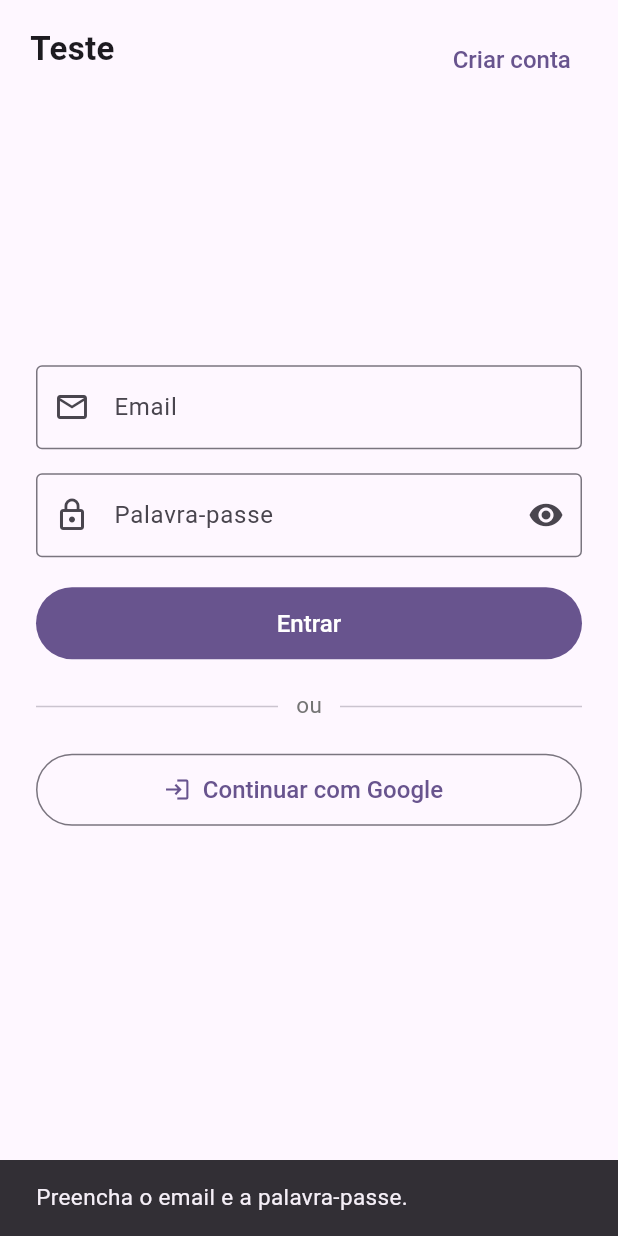
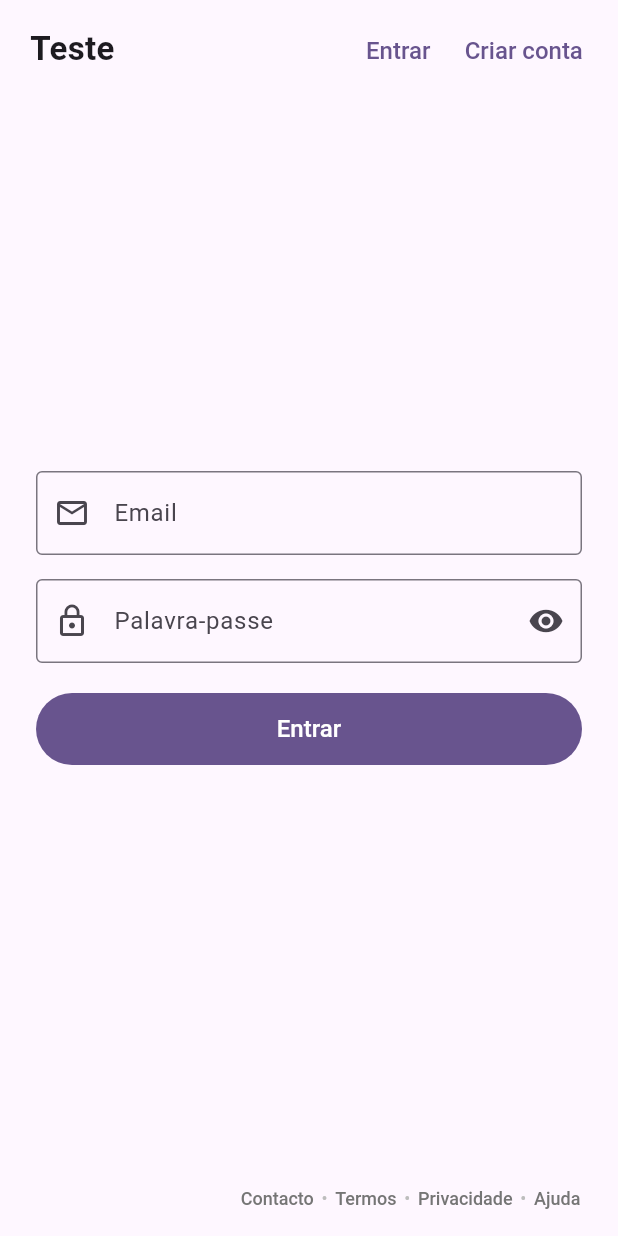
Before and after one commit to ginho83-wq/teste, a Flutter app: the screen it shows after launch, after a tap on "Entrar", on a phone screen of 412 x 824 dp. Run offline on Flutter 3.47's test engine with Material 3 defaults, Android fonts, the phone set to English and light mode, and no system bars; our stand-ins replace file_picker, go_router, supabase_flutter; accounts and stored records are empty.

Commit message:
Atualizar aplicação

```diff
--- a/lib/app/router.dart
+++ b/lib/app/router.dart
@@ -6,6 +6,7 @@ import 'package:supabase_flutter/supabase_flutter.dart';
 
 import '../pages/acervo_resultados_page.dart';
 import '../pages/admin_obras_page.dart';
+import '../pages/ajuda_page.dart';
 import '../pages/auth_callback_page.dart';
 import '../pages/cadastro_page.dart';
 import '../pages/contacto_page.dart';
@@ -57,9 +58,11 @@ final GoRouter router = GoRouter(
       '/politica-privacidade',
       '/cookies',
       '/contacto',
+      '/ajuda',
     };
 
-    final rotaPublica = rotasPublicas.contains(caminho);
+    final rotaPublica =
+    rotasPublicas.contains(caminho);
 
     // Se não estiver autenticado, só pode acessar
     // as rotas públicas.
@@ -82,6 +85,7 @@ final GoRouter router = GoRouter(
     // =====================================================
     // LOGIN
     // =====================================================
+
     GoRoute(
       path: '/login',
       builder: (context, state) {
@@ -92,6 +96,7 @@ final GoRouter router = GoRouter(
     // =====================================================
     // CADASTRO
     // =====================================================
+
     GoRoute(
       path: '/cadastro',
       builder: (context, state) {
@@ -102,6 +107,7 @@ final GoRouter router = GoRouter(
     // =====================================================
     // CALLBACK DE AUTENTICAÇÃO
     // =====================================================
+
     GoRoute(
       path: '/auth/callback',
       builder: (context, state) {
@@ -112,6 +118,7 @@ final GoRouter router = GoRouter(
     // =====================================================
     // HOME
     // =====================================================
+
     GoRoute(
       path: '/',
       builder: (context, state) {
@@ -122,6 +129,7 @@ final GoRouter router = GoRouter(
     // =====================================================
     // MINHA CONTA
     // =====================================================
+
     GoRoute(
       path: '/minha-conta',
       builder: (context, state) {
@@ -132,6 +140,7 @@ final GoRouter router = GoRouter(
     // =====================================================
     // CONFIGURAÇÕES
     // =====================================================
+
     GoRoute(
       path: '/configuracoes',
       builder: (context, state) {
@@ -142,6 +151,7 @@ final GoRouter router = GoRouter(
     // =====================================================
     // PUBLICAR OBRA
     // =====================================================
+
     GoRoute(
       path: '/publicar',
       builder: (context, state) {
@@ -152,6 +162,7 @@ final GoRouter router = GoRouter(
     // =====================================================
     // HISTÓRICO DE OBRAS CONSULTADAS
     // =====================================================
+
     GoRoute(
       path: '/historico-obras',
       builder: (context, state) {
@@ -162,6 +173,7 @@ final GoRouter router = GoRouter(
     // =====================================================
     // ACERVO
     // =====================================================
+
     GoRoute(
       path: '/acervo',
       builder: (context, state) {
@@ -177,6 +189,7 @@ final GoRouter router = GoRouter(
     // =====================================================
     // PESQUISA
     // =====================================================
+
     GoRoute(
       path: '/search/:query',
       builder: (context, state) {
@@ -192,6 +205,7 @@ final GoRouter router = GoRouter(
     // =====================================================
     // CATEGORIA
     // =====================================================
+
     GoRoute(
       path: '/categoria/:tipo',
       builder: (context, state) {
@@ -207,6 +221,7 @@ final GoRouter router = GoRouter(
     // =====================================================
     // ADMINISTRAÇÃO
     // =====================================================
+
     GoRoute(
       path: '/admin-obras',
       builder: (context, state) {
@@ -217,6 +232,7 @@ final GoRouter router = GoRouter(
     // =====================================================
     // TERMOS
     // =====================================================
+
     GoRoute(
       path: '/termos',
       builder: (context, state) {
@@ -227,6 +243,7 @@ final GoRouter router = GoRouter(
     // =====================================================
     // POLÍTICA DE PRIVACIDADE
     // =====================================================
+
     GoRoute(
       path: '/politica-privacidade',
       builder: (context, state) {
@@ -237,6 +254,7 @@ final GoRouter router = GoRouter(
     // =====================================================
     // COOKIES
     // =====================================================
+
     GoRoute(
       path: '/cookies',
       builder: (context, state) {
@@ -247,11 +265,23 @@ final GoRouter router = GoRouter(
     // =====================================================
     // CONTACTO
     // =====================================================
+
     GoRoute(
       path: '/contacto',
       builder: (context, state) {
         return const ContactoPage();
       },
     ),
+
+    // =====================================================
+    // AJUDA
+    // =====================================================
+
+    GoRoute(
+      path: '/ajuda',
+      builder: (context, state) {
+        return const AjudaPage();
+      },
+    ),
   ],
 );
--- a/lib/pages/login_page.dart
+++ b/lib/pages/login_page.dart
@@ -1,6 +1,7 @@
 import 'package:flutter/material.dart';
 import 'package:go_router/go_router.dart';
 import 'package:supabase_flutter/supabase_flutter.dart';
+
 import '../services/auth_service.dart';
 
 class LoginPage extends StatefulWidget {
@@ -27,6 +28,9 @@ class _LoginPageState extends State<LoginPage> {
 
   bool _carregando = false;
   bool _mostrarSenha = false;
+
+  // Controla se os campos de email e palavra-passe aparecem.
+  bool _mostrarFormulario = false;
 
   // ============================================================
   // LOGIN COM EMAIL E PALAVRA-PASSE
@@ -82,7 +86,7 @@ class _LoginPageState extends State<LoginPage> {
       await AuthService.instancia.entrarComGoogle();
 
       // O Google redireciona para /auth/callback.
-      // O GoRouter trata a sessão e encaminha para /home.
+      // O GoRouter trata a sessão e encaminha para a página principal.
     } on AuthException catch (e) {
       _mostrarMensagem(e.message);
 
@@ -105,6 +109,18 @@ class _LoginPageState extends State<LoginPage> {
   }
 
   // ============================================================
+  // ABRIR FORMULÁRIO DE LOGIN
+  // ============================================================
+
+  void _abrirFormularioLogin() {
+    if (_carregando) return;
+
+    setState(() {
+      _mostrarFormulario = true;
+    });
+  }
+
+  // ============================================================
   // MENSAGEM
   // ============================================================
 
@@ -114,6 +130,50 @@ class _LoginPageState extends State<LoginPage> {
     ScaffoldMessenger.of(context).showSnackBar(
       SnackBar(
         content: Text(mensagem),
+      ),
+    );
+  }
+
+  // ============================================================
+  // LINKS DO RODAPÉ
+  // ============================================================
+
+  Widget _linkRodape(
+      BuildContext context,
+      String texto,
+      String rota,
+      ) {
+    return TextButton(
+      onPressed: _carregando
+          ? null
+          : () {
+        context.push(rota);
+      },
+      style: TextButton.styleFrom(
+        padding: const EdgeInsets.symmetric(
+          horizontal: 5,
+          vertical: 4,
+        ),
+        minimumSize: Size.zero,
+        tapTargetSize: MaterialTapTargetSize.shrinkWrap,
+      ),
+      child: Text(
+        texto,
+        style: TextStyle(
+          color: Colors.grey.shade600,
+          fontSize: 12,
+          fontWeight: FontWeight.w500,
+        ),
+      ),
+    );
+  }
+
+  Widget _separadorRodape() {
+    return Text(
+      '•',
+      style: TextStyle(
+        color: Colors.grey.shade400,
+        fontSize: 12,
       ),
     );
   }
@@ -135,12 +195,14 @@ class _LoginPageState extends State<LoginPage> {
 
   @override
   Widget build(BuildContext context) {
+    final theme = Theme.of(context);
+
     return Scaffold(
       body: SafeArea(
         child: Stack(
           children: [
             // ==================================================
-            // NOME DO WEB — CANTO SUPERIOR ESQUERDO
+            // NOME DO SITE — CANTO SUPERIOR ESQUERDO
             // ==================================================
 
             Positioned(
@@ -151,34 +213,41 @@ class _LoginPageState extends State<LoginPage> {
                 style: TextStyle(
                   fontSize: 22,
                   fontWeight: FontWeight.bold,
-                  color: Theme.of(context)
-                      .colorScheme
-                      .onSurface,
+                  color: theme.colorScheme.onSurface,
                 ),
               ),
             ),
 
             // ==================================================
-            // CRIAR CONTA — CANTO SUPERIOR DIREITO
+            // ENTRAR + CRIAR CONTA — CANTO SUPERIOR DIREITO
             // ==================================================
 
             Positioned(
-              top: 16,
-              right: 20,
-              child: TextButton(
+              top: 10,
+              right: 12,
+              child: Row(
+                mainAxisSize: MainAxisSize.min,
+                children: [
+                  TextButton(
+                    onPressed: _carregando
+                        ? null
+                        : _abrirFormularioLogin,
+                    child: const Text('Entrar'),
+                  ),
+                  TextButton(
                     onPressed: _carregando
                         ? null
                         : () {
                       context.go('/cadastro');
                     },
-                child: const Text(
-                  'Criar conta',
+                    child: const Text('Criar conta'),
                   ),
+                ],
               ),
             ),
 
             // ==================================================
-            // FORMULÁRIO CENTRAL
+            // CONTEÚDO CENTRAL
             // ==================================================
 
             Center(
@@ -186,14 +255,103 @@ class _LoginPageState extends State<LoginPage> {
                 constraints: const BoxConstraints(
                   maxWidth: 420,
                 ),
-                child: ScrollConfiguration(
-                  behavior:
-                  ScrollConfiguration.of(context).copyWith(
-                    scrollbars: false,
-                  ),
                 child: SingleChildScrollView(
                   padding: const EdgeInsets.all(24),
-                    child: Column(
+                  child: AnimatedSwitcher(
+                    duration: const Duration(
+                      milliseconds: 200,
+                    ),
+                    child: _mostrarFormulario
+                        ? _buildFormularioLogin(theme)
+                        : _buildLoginInicial(theme),
+                  ),
+                ),
+              ),
+            ),
+
+            // ==================================================
+            // LINKS INSTITUCIONAIS — CANTO INFERIOR DIREITO
+            // ==================================================
+
+            Positioned(
+              right: 20,
+              bottom: 14,
+              child: Wrap(
+                alignment: WrapAlignment.end,
+                crossAxisAlignment:
+                WrapCrossAlignment.center,
+                children: [
+                  _linkRodape(
+                    context,
+                    'Contacto',
+                    '/contacto',
+                  ),
+                  _separadorRodape(),
+                  _linkRodape(
+                    context,
+                    'Termos',
+                    '/termos',
+                  ),
+                  _separadorRodape(),
+                  _linkRodape(
+                    context,
+                    'Privacidade',
+                    '/politica-privacidade',
+                  ),
+                  _separadorRodape(),
+                  _linkRodape(
+                    context,
+                    'Ajuda',
+                    '/ajuda',
+                  ),
+                ],
+              ),
+            ),
+          ],
+        ),
+      ),
+    );
+  }
+
+  // ============================================================
+  // TELA INICIAL
+  // ============================================================
+
+  Widget _buildLoginInicial(ThemeData theme) {
+    return Column(
+      key: const ValueKey('inicio'),
+      mainAxisSize: MainAxisSize.min,
+      children: [
+        // ==================================================
+        // GOOGLE
+        // ==================================================
+
+        SizedBox(
+          width: double.infinity,
+          height: 48,
+          child: OutlinedButton.icon(
+            onPressed: _carregando
+                ? null
+                : _entrarGoogle,
+            icon: const Icon(
+              Icons.login,
+            ),
+            label: const Text(
+              'Continuar com Google',
+            ),
+          ),
+        ),
+      ],
+    );
+  }
+
+  // ============================================================
+  // FORMULÁRIO DE LOGIN
+  // ============================================================
+
+  Widget _buildFormularioLogin(ThemeData theme) {
+    return Column(
+      key: const ValueKey('formulario'),
       mainAxisSize: MainAxisSize.min,
       children: [
         // ==================================================
@@ -204,6 +362,8 @@ class _LoginPageState extends State<LoginPage> {
           controller: _emailController,
           keyboardType:
           TextInputType.emailAddress,
+          textInputAction:
+          TextInputAction.next,
           decoration: const InputDecoration(
             labelText: 'Email',
             border: OutlineInputBorder(),
@@ -222,15 +382,23 @@ class _LoginPageState extends State<LoginPage> {
         TextField(
           controller: _senhaController,
           obscureText: !_mostrarSenha,
+          textInputAction:
+          TextInputAction.done,
+          onSubmitted: (_) {
+            if (!_carregando) {
+              _entrar();
+            }
+          },
           decoration: InputDecoration(
             labelText: 'Palavra-passe',
-                            border:
-                            const OutlineInputBorder(),
+            border: const OutlineInputBorder(),
             prefixIcon: const Icon(
               Icons.lock_outline,
             ),
             suffixIcon: IconButton(
-                              onPressed: () {
+              onPressed: _carregando
+                  ? null
+                  : () {
                 setState(() {
                   _mostrarSenha =
                   !_mostrarSenha;
@@ -272,69 +440,7 @@ class _LoginPageState extends State<LoginPage> {
             ),
           ),
         ),
-
-                        const SizedBox(height: 20),
-
-                        // ==================================================
-                        // SEPARADOR
-                        // ==================================================
-
-                        Row(
-                          children: [
-                            const Expanded(
-                              child: Divider(),
-                            ),
-                            Padding(
-                              padding:
-                              const EdgeInsets.symmetric(
-                                horizontal: 12,
-                              ),
-                              child: Text(
-                                'ou',
-                                style: TextStyle(
-                                  color:
-                                  Colors.grey.shade600,
-                                ),
-                              ),
-                            ),
-                            const Expanded(
-                              child: Divider(),
-                            ),
       ],
-                        ),
-
-                        const SizedBox(height: 20),
-
-                        // ==================================================
-                        // GOOGLE
-                        // ==================================================
-
-                        SizedBox(
-                          width: double.infinity,
-                          height: 48,
-                          child: OutlinedButton.icon(
-                            onPressed: _carregando
-                                ? null
-                                : _entrarGoogle,
-                            icon: const Icon(
-                              Icons.login,
-                            ),
-                            label: const Text(
-                              'Continuar com Google',
-                            ),
-                          ),
-                        ),
-
-                        const SizedBox(height: 30),
-                      ],
-                    ),
-                  ),
-                ),
-              ),
-            ),
-          ],
-        ),
-      ),
     );
   }
 }
```
Also changed, not shown: lib/pages/ajuda_page.dart (added, +136 -0 lines). Lines whose indentation alone changed are shown as unchanged.
